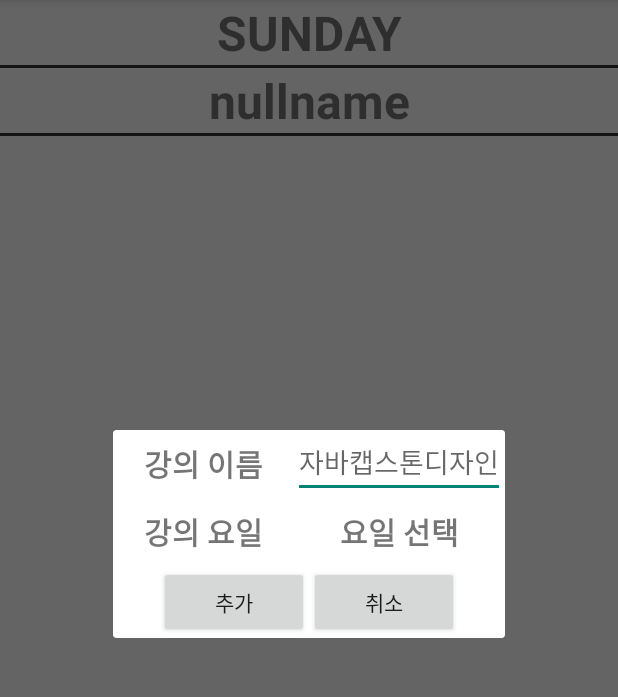
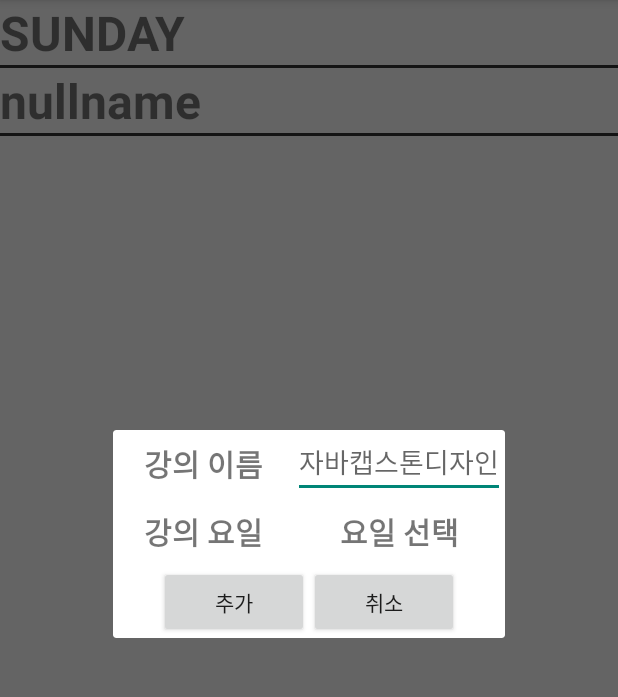
Before and after one commit to Rohjo13/capstoneASAP, an Android app: the LsMainActivity screen opened directly, with no data from a screen before it, in the options menu, after a tap on "시간표 추가", on a phone screen of 412 x 824 dp, the part 84-781 px from its top. Run offline under Robolectric (Android 15) with nearby library versions, the phone set to English and light mode, and no system bars; 8 statements that could not run were skipped.

Commit message:
5.8 modified

```diff
--- a/app/src/main/java/co/mjc/capstoneasap/LsMainActivity.java
+++ b/app/src/main/java/co/mjc/capstoneasap/LsMainActivity.java
@@ -105,7 +105,6 @@ public class LsMainActivity extends AppCompatActivity {
         cameraService = new CameraService();
         memberRepository = MainActivity.memberRepository;
         memberService = MainActivity.memberService;
-        // 이미지 뷰는 만든다.
     }
 
 
@@ -133,6 +132,8 @@ public class LsMainActivity extends AppCompatActivity {
 
         // 업데이트
         memberShowDefaultData();
+
+        // 5.8 문제는 요일에 맞게 강의가 보여야 한다는 점
 
 
         // 익스팬더블 리스트 뷰
--- a/app/src/main/java/co/mjc/capstoneasap/service/ScheduleService.java
+++ b/app/src/main/java/co/mjc/capstoneasap/service/ScheduleService.java
@@ -189,8 +189,6 @@ public class ScheduleService {
         alertDialogBuilder.setNegativeButton("no", (dialogInterface, i) -> {
             Toast.makeText(context,
                     "삭제가 취소되었습니다.", Toast.LENGTH_LONG).show();
-//            finish(); // 액티비티 종료 우리는 액티비티가 하나이므로, 앱 자체가 종료됨 액티비티가 많으면
-            // 하나의 액티비티만 종료한다.
         });
         AlertDialog alertDialog = alertDialogBuilder.create();
         alertDialog.show();
--- a/app/src/main/res/layout/activity_ls_main.xml
+++ b/app/src/main/res/layout/activity_ls_main.xml
@@ -21,7 +21,7 @@
                 android:layout_width="match_parent"
                 android:layout_height="wrap_content"
                 android:text="null"
-                android:textAlignment="center"
+                android:textAlignment="viewStart"
                 android:textSize="32sp"
                 android:textStyle="bold" />
 
@@ -40,7 +40,7 @@
                 android:layout_height="wrap_content"
                 android:layout_weight="0.5"
                 android:text="nullname"
-                android:textAlignment="center"
+                android:textAlignment="viewStart"
                 android:textSize="32sp"
                 android:textStyle="bold" />
         </TableRow>
```
Also changed, not shown: app/src/main/java/co/mjc/capstoneasap/adapter/ScheduleExpandableAdapter.java (+6 -1 lines), app/src/main/res/layout/schedulelistchild.xml (+6 -26 lines), app/src/main/res/drawable/cameraicon.png, app/src/main/res/drawable/foldericon.png.
